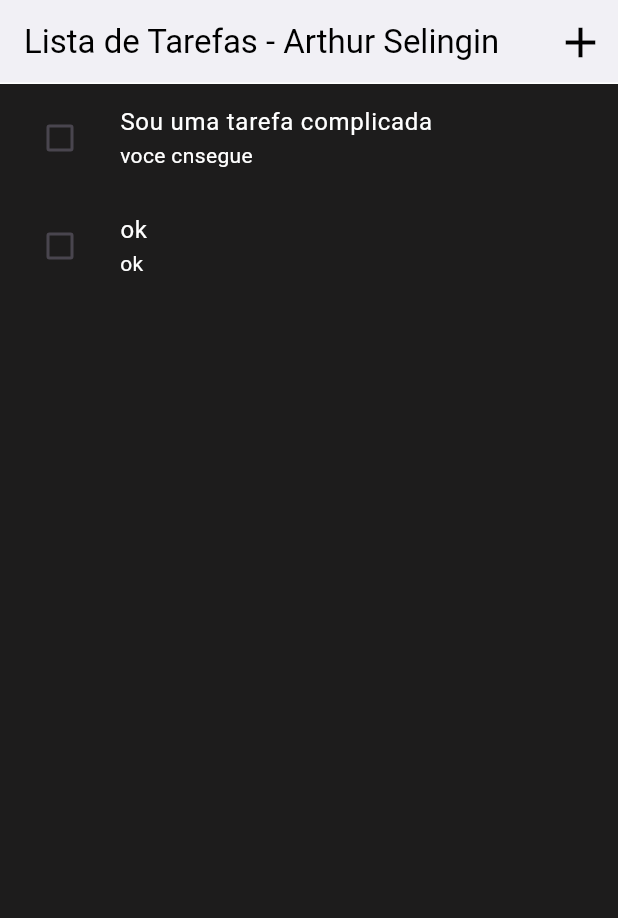
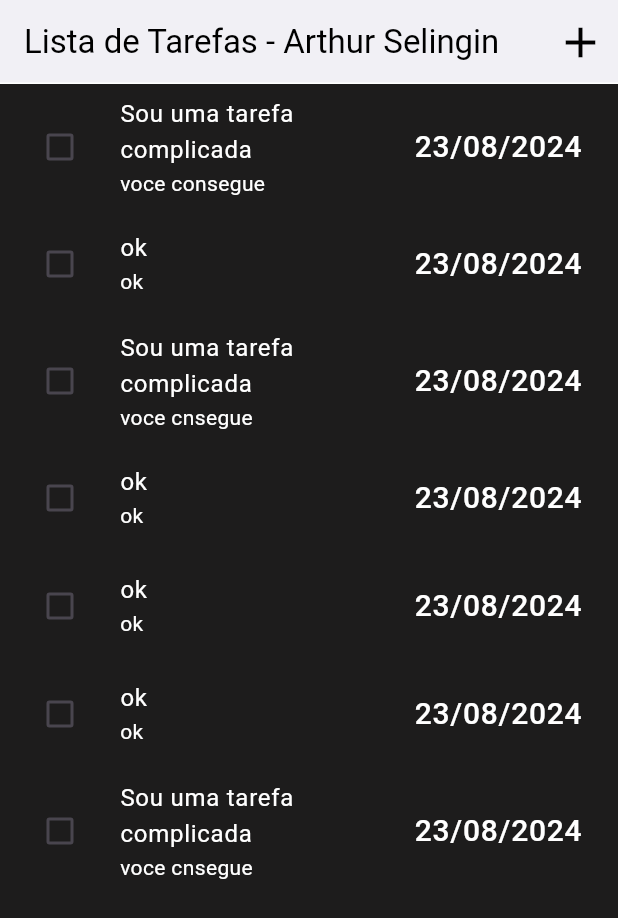
Before and after one commit to selingindev/todolist_provider, a Flutter app: the screen it shows after launch, on a phone screen of 412 x 824 dp. Shown: the top 918 px of the screen. Run offline on Flutter 3.47's test engine with Material 3 defaults, Android fonts, the light colour scheme and no system bars.

Commit message:
subindo features

```diff
--- a/lib/features/todos/screens/todos_screens.dart
+++ b/lib/features/todos/screens/todos_screens.dart
@@ -1,12 +1,8 @@
 import 'package:flutter/material.dart';
+import 'package:todolist_provider/features/todos/widgets/list_tile_todo_widget.dart';
 import 'package:todolist_provider/shared/models/todos_model.dart';
 
-import '../widgets/todo_checkbox_widget.dart';
-
-final List<TodosModel> todos = [
-  TodosModel(title: 'Sou uma tarefa complicada', description: 'voce cnsegue'),
-  TodosModel(title: 'ok', description: 'ok'),
-];
+import 'package:todolist_provider/features/todos/widgets/todo_checkbox_widget.dart';
 
 class TodosScreens extends StatelessWidget {
   final String title;
@@ -35,22 +31,7 @@ class TodosScreens extends StatelessWidget {
         ],
         elevation: 4,
       ),
-      body: ListView.builder(
-        itemCount: todos.length,
-        itemBuilder: (_, int index) {
-          final todo = todos[index];
-
-          return
-
-
-          ListTile(
-             leading: TodoCheckboxWidget(todo),
-            title:  Text(todo.title ?? ''),
-            subtitle: Text(todo.description ??  ''), // Substitua pelo subtítulo desejado
-            textColor: Colors.white,
-          );
-        },
-      ),
+      body: const ListTileTodoWidget(),
     );
   }
 }
--- /dev/null
+++ b/lib/features/todos/widgets/list_tile_todo_widget.dart
@@ -0,0 +1,35 @@
+import 'package:flutter/material.dart';
+import 'package:todolist_provider/features/todos/widgets/todo_checkbox_widget.dart';
+import 'package:todolist_provider/shared/models/todos_model.dart';
+import 'todo_date_time_widget.dart';
+
+final List<TodosModel> todos = [
+  TodosModel(title: 'Sou uma tarefa complicada', description: 'voce consegue'),
+  TodosModel(title: 'ok', description: 'ok'),
+  TodosModel(title: 'Sou uma tarefa complicada', description: 'voce cnsegue'),
+  TodosModel(title: 'ok', description: 'ok'),
+  TodosModel(title: 'ok', description: 'ok'),
+  TodosModel(title: 'ok', description: 'ok'),
+  TodosModel(title: 'Sou uma tarefa complicada', description: 'voce cnsegue'),
+];
+
+class ListTileTodoWidget extends StatelessWidget {
+  const ListTileTodoWidget({super.key});
+
+  @override
+  Widget build(BuildContext context) {
+    return ListView.builder(
+      itemCount: todos.length,
+      itemBuilder: (_, int index) {
+        final todo = todos[index];
+        return ListTile(
+          leading: TodoCheckboxWidget(todo),
+          title: Text(todo.title),
+          subtitle: Text(todo.description ?? ''),
+          trailing: TodoDateTimeWidget(todo),
+          textColor: Colors.white,
+        );
+      },
+    );
+  }
+}
--- /dev/null
+++ b/lib/features/todos/widgets/todo_date_time_widget.dart
@@ -0,0 +1,25 @@
+import 'package:flutter/material.dart';
+import 'package:todolist_provider/shared/models/todos_model.dart';
+import 'package:intl/intl.dart';
+
+class TodoDateTimeWidget extends StatelessWidget {
+  final TodosModel todo;
+
+  const TodoDateTimeWidget(this.todo, {super.key});
+
+  @override
+  Widget build(BuildContext context) {
+    // Função para formatar a data no formato dia/mês/ano
+    String formatarData(DateTime date) {
+      final DateFormat formatter = DateFormat('dd/MM/yyyy');
+      return formatter.format(date);
+    }
+
+    // Retorna o widget Text com a data formatada
+    return Text(formatarData(todo.date),
+    style: const TextStyle(
+      fontSize: 20
+    ),
+    );
+  }
+}
--- a/lib/features/todos/widgets/todo_title_and_desc_widget.dart
+++ /dev/null
@@ -1,13 +0,0 @@
-import 'package:flutter/material.dart';
-
-class TodoTitleAndDescWidget extends StatelessWidget {
-  const TodoTitleAndDescWidget({super.key});
-
-  @override
-  Widget build(BuildContext context) {
-    return Expanded(
-      child: Column(
-
-    ),);
-  }
-}
--- a/pubspec.yaml
+++ b/pubspec.yaml
@@ -36,6 +36,7 @@ dependencies:
 
   flutter:
     sdk: flutter
+  intl: ^0.19.0
 
   # The following adds the Cupertino Icons font to your application.
   # Use with the CupertinoIcons class for iOS style icons.
```
Also changed, not shown: pubspec.lock.
